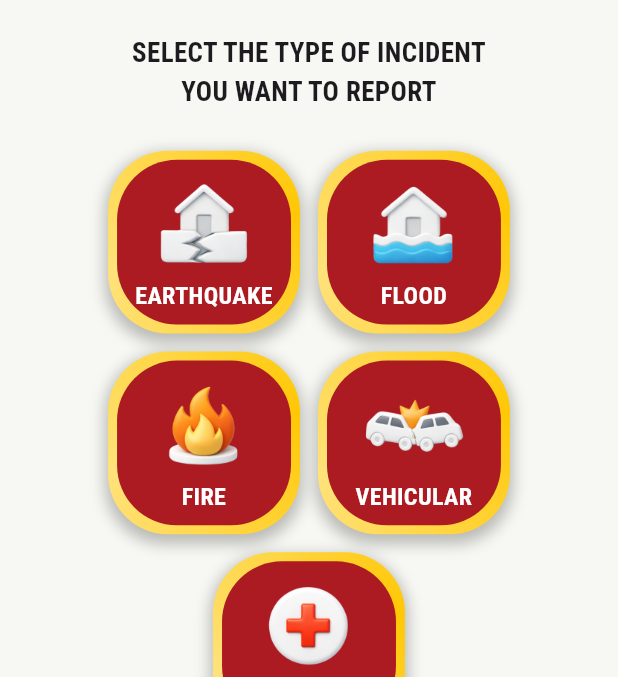
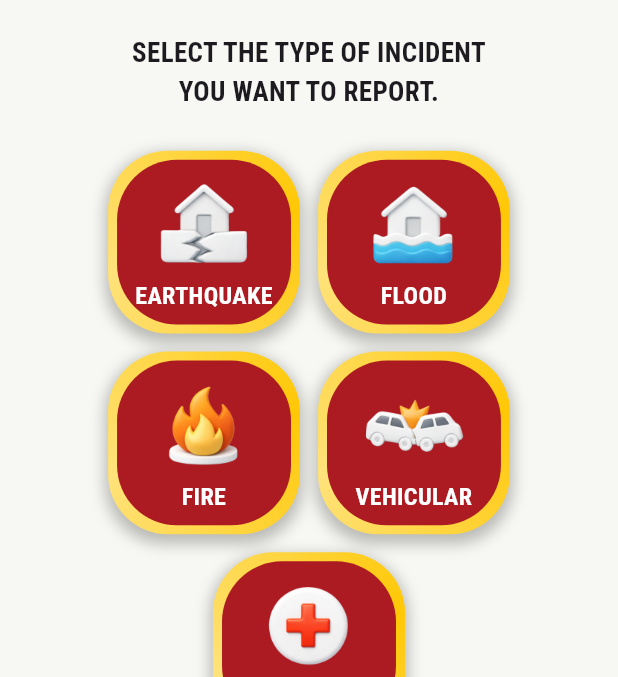
Before and after one commit to WD-401-RES-Q/RES-Q, a Flutter app: the MainPage screen opened by its route, on a phone screen of 412 x 824 dp, the part 66-743 px from its top. Run offline on Flutter 3.47's test engine with Material 3 defaults, Android fonts, the phone set to English and light mode, and no system bars; our stand-ins replace cloud_firestore, firebase_auth, firebase_core, firebase_storage, flutter_map, flutter_svg and 7 more; missing offline and left inert: google_mlkit_face_detection, google_mlkit_text_recognition; accounts and stored records are empty; project files that could hold a hidden picture were left out.

```diff
--- a/res_q/lib/features/home/pages/home_page.dart
+++ b/res_q/lib/features/home/pages/home_page.dart
@@ -86,7 +86,8 @@ class _HomePageContentState extends State<_HomePageContent>
       vsync: this,
       duration: const Duration(seconds: 2),
     )..repeat();
-    _holdController = AnimationController(
+    _holdController =
+        AnimationController(
           vsync: this,
           duration: const Duration(milliseconds: 900),
         )..addStatusListener((status) {
@@ -109,9 +110,7 @@ class _HomePageContentState extends State<_HomePageContent>
     print("Emergency call button pressed");
     Navigator.push(
       context,
-      MaterialPageRoute(
-        builder: (context) => const EmergencyCallScreen(),
-      ),
+      MaterialPageRoute(builder: (context) => const EmergencyCallScreen()),
     );
   }
 
@@ -153,7 +152,7 @@ class _HomePageContentState extends State<_HomePageContent>
               mainAxisAlignment: MainAxisAlignment.spaceEvenly,
               children: [
                 Text(
-                  "SELECT THE TYPE OF INCIDENT\nYOU WANT TO REPORT",
+                  "SELECT THE TYPE OF INCIDENT\nYOU WANT TO REPORT.",
                   textAlign: TextAlign.center,
                   style: const TextStyle(
                     fontSize: 18,
@@ -319,13 +318,11 @@ class _HomePageContentState extends State<_HomePageContent>
                                 height: emergencyButtonSize * 0.7,
                                 child: CircularProgressIndicator(
                                   value: progress,
-                                  strokeWidth:
-                                      (emergencyButtonSize * 0.06).clamp(
-                                    4.0,
-                                    6.0,
+                                  strokeWidth: (emergencyButtonSize * 0.06)
+                                      .clamp(4.0, 6.0),
+                                  backgroundColor: Colors.white.withOpacity(
+                                    0.15,
                                   ),
-                                  backgroundColor:
-                                      Colors.white.withOpacity(0.15),
                                   valueColor: const AlwaysStoppedAnimation(
                                     Color(0xFFFFC806),
                                   ),
```
Lines whose indentation alone changed are shown as unchanged.
